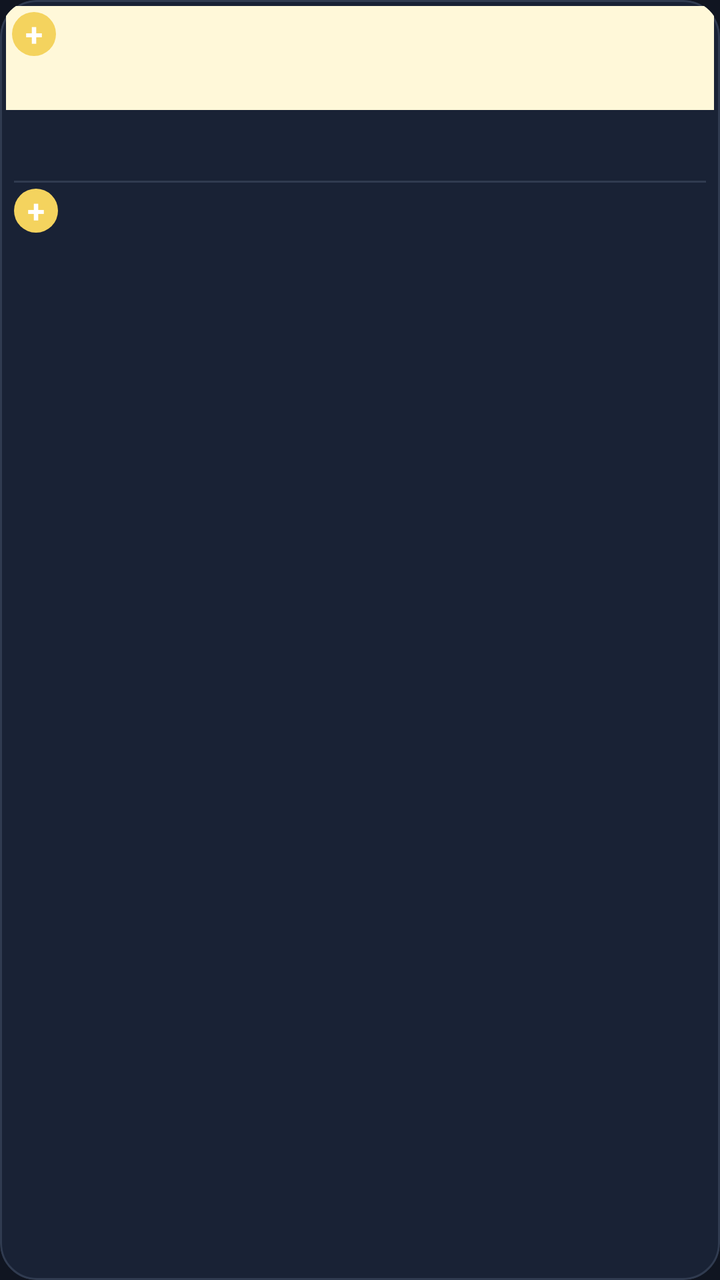
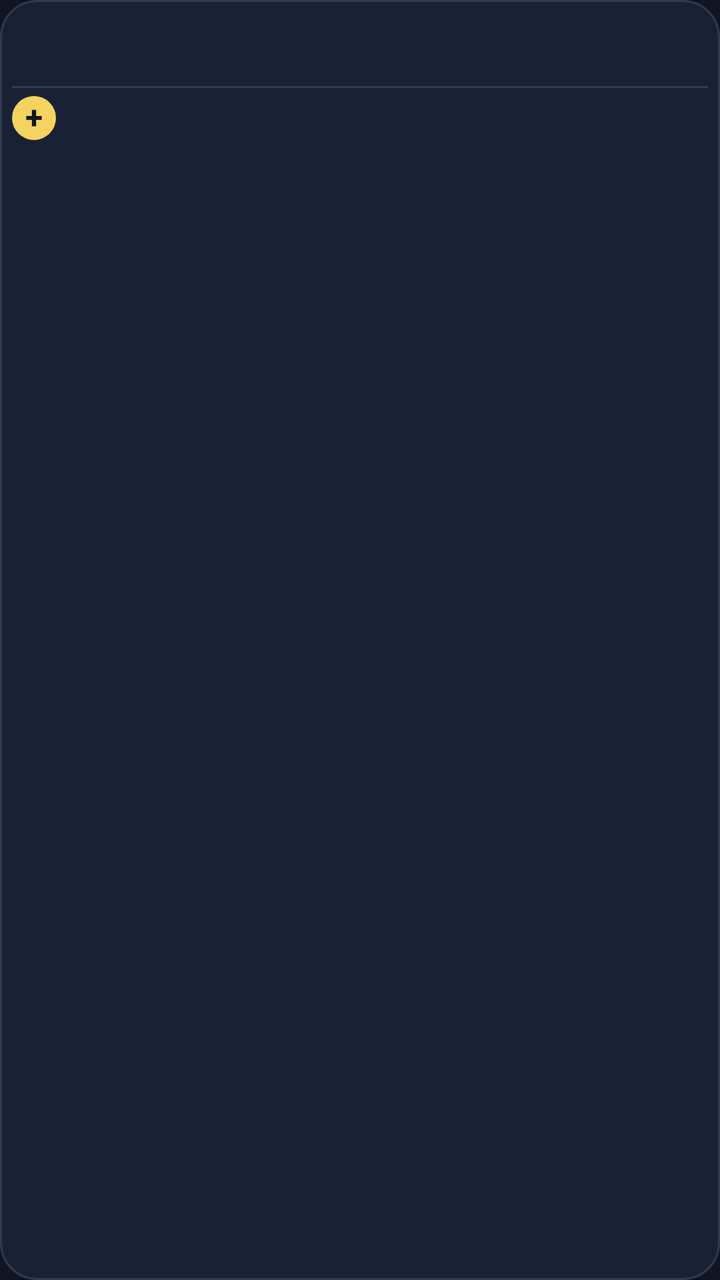

The first picture is an Android layout as it rendered before a commit; the second is the same layout after the commit. The layout source and the unified diff follow.
<!-- AndroidManifest.xml: application theme Theme.Haji -->
<!-- res/layout/item_product.xml -->
<?xml version="1.0" encoding="utf-8"?>
<LinearLayout xmlns:android="http://schemas.android.com/apk/res/android"
    android:layout_width="match_parent"
    android:layout_height="wrap_content"
    android:layout_margin="3dp"
    android:background="@drawable/bg_card"
    android:clickable="true"
    android:clipToOutline="true"
    android:focusable="true"
    android:foreground="?android:attr/selectableItemBackground"
    android:orientation="vertical"
    android:padding="3dp">

    <FrameLayout
        android:layout_width="match_parent"
        android:layout_height="52dp">

        <ImageView
            android:id="@+id/imgProduct"
            android:layout_width="match_parent"
            android:layout_height="match_parent"
            android:background="@drawable/bg_product_image"
            android:contentDescription="@null"
            android:padding="4dp"
            android:scaleType="centerInside" />

        <TextView
            android:layout_width="22dp"
            android:layout_height="22dp"
            android:layout_gravity="top|end"
            android:layout_margin="3dp"
            android:background="@drawable/bg_circle_red"
            android:gravity="center"
            android:text="+"
            android:textColor="@color/white"
            android:textSize="16sp"
            android:textStyle="bold" />

    </FrameLayout>

    <TextView
        android:id="@+id/tvName"
        android:layout_width="match_parent"
        android:layout_height="wrap_content"
        android:ellipsize="end"
        android:maxLines="2"
        android:minLines="2"
        android:paddingStart="4dp"
        android:paddingTop="3dp"
        android:paddingEnd="4dp"
        android:textColor="@color/text_primary"
        android:textSize="12sp"
        android:textStyle="bold" />

    <View
        android:layout_width="match_parent"
        android:layout_height="1dp"
        android:layout_marginStart="4dp"
        android:layout_marginTop="2dp"
        android:layout_marginEnd="4dp"
        android:background="@color/stroke" />

    <LinearLayout
        android:layout_width="match_parent"
        android:layout_height="wrap_content"
        android:gravity="center_vertical"
        android:orientation="horizontal"
        android:paddingStart="4dp"
        android:paddingTop="3dp"
        android:paddingEnd="4dp"
        android:paddingBottom="4dp">

        <TextView
            android:id="@+id/tvPrice"
            android:layout_width="0dp"
            android:layout_height="wrap_content"
            android:layout_weight="1"
            android:textColor="@color/brand_red"
            android:textSize="13sp"
            android:textStyle="bold" />

        <TextView
            android:layout_width="22dp"
            android:layout_height="22dp"
            android:background="@drawable/bg_circle_red"
            android:gravity="center"
            android:text="+"
            android:textColor="@color/white"
            android:textSize="16sp"
            android:textStyle="bold" />

    </LinearLayout>

</LinearLayout>
<!-- resources referenced by this layout -->
<resources>
  <color name="brand_red">#F4D35E</color>
  <color name="stroke">#303B50</color>
  <color name="text_primary">#F5F7FC</color>
  <color name="white">#FFFFFF</color>
  <!-- drawable bg_card (drawable) -->
  <?xml version="1.0" encoding="utf-8"?>
  <shape xmlns:android="http://schemas.android.com/apk/res/android"
      android:shape="rectangle">
  
      <solid android:color="@color/surface" />
  
      <corners android:radius="18dp" />
  
      <stroke
          android:width="1dp"
          android:color="@color/stroke" />
  
  </shape>
  <!-- drawable bg_circle_red (drawable) -->
  <?xml version="1.0" encoding="utf-8"?>
  <shape xmlns:android="http://schemas.android.com/apk/res/android"
      android:shape="oval">
      <solid android:color="@color/brand_red" />
  </shape>
  <!-- drawable bg_product_image (drawable) -->
  <?xml version="1.0" encoding="utf-8"?>
  <shape xmlns:android="http://schemas.android.com/apk/res/android"
      android:shape="rectangle">
      <solid android:color="@color/brand_red_soft" />
  </shape>
  <style name="Theme.Haji" parent="Theme.Material3.Light.NoActionBar">
          <item name="colorPrimary">@color/brand_red</item>
          <item name="colorOnPrimary">@color/white</item>
          <item name="colorPrimaryContainer">@color/brand_red_soft</item>
          <item name="colorOnPrimaryContainer">@color/brand_red_dark</item>
          <item name="colorSecondary">@color/brand_red_dark</item>
          <item name="colorOnSecondary">@color/white</item>
          <item name="colorSurface">@color/surface</item>
          <item name="colorOnSurface">@color/text_primary</item>
          <item name="colorError">@color/error</item>
          <item name="android:windowBackground">@color/bg_app</item>
          <item name="android:statusBarColor">@color/brand_red_dark</item>
          <item name="android:navigationBarColor">@color/bg_app</item>
          <item name="android:textColorPrimary">@color/text_primary</item>
          <item name="android:textColorSecondary">@color/text_secondary</item>
          <item name="android:layoutDirection">rtl</item>
          <item name="android:textDirection">rtl</item>
      </style>
  <color name="surface">#192235</color>
  <color name="brand_red_soft">#FFF8D9</color>
  <color name="brand_red_dark">#D9B83F</color>
  <color name="error">#FF6B6B</color>
  <color name="bg_app">#101521</color>
  <color name="text_secondary">#BAC4D5</color>
</resources>

<!-- the commit's change to res/layout/item_product.xml (unified diff, before → after) -->
@@ -9,55 +9,27 @@
     android:focusable="true"
     android:foreground="?android:attr/selectableItemBackground"
     android:orientation="vertical"
-    android:padding="3dp">
-
-    <FrameLayout
-        android:layout_width="match_parent"
-        android:layout_height="52dp">
-
-        <ImageView
-            android:id="@+id/imgProduct"
-            android:layout_width="match_parent"
-            android:layout_height="match_parent"
-            android:background="@drawable/bg_product_image"
-            android:contentDescription="@null"
-            android:padding="4dp"
-            android:scaleType="centerInside" />
-
-        <TextView
-            android:layout_width="22dp"
-            android:layout_height="22dp"
-            android:layout_gravity="top|end"
-            android:layout_margin="3dp"
-            android:background="@drawable/bg_circle_red"
-            android:gravity="center"
-            android:text="+"
-            android:textColor="@color/white"
-            android:textSize="16sp"
-            android:textStyle="bold" />
-
-    </FrameLayout>
+    android:paddingStart="6dp"
+    android:paddingTop="6dp"
+    android:paddingEnd="6dp"
+    android:paddingBottom="5dp">
 
     <TextView
         android:id="@+id/tvName"
         android:layout_width="match_parent"
         android:layout_height="wrap_content"
         android:ellipsize="end"
+        android:gravity="center"
         android:maxLines="2"
         android:minLines="2"
-        android:paddingStart="4dp"
-        android:paddingTop="3dp"
-        android:paddingEnd="4dp"
         android:textColor="@color/text_primary"
-        android:textSize="12sp"
+        android:textSize="13sp"
         android:textStyle="bold" />
 
     <View
         android:layout_width="match_parent"
         android:layout_height="1dp"
-        android:layout_marginStart="4dp"
-        android:layout_marginTop="2dp"
-        android:layout_marginEnd="4dp"
+        android:layout_marginTop="4dp"
         android:background="@color/stroke" />
 
     <LinearLayout
@@ -65,16 +37,14 @@
         android:layout_height="wrap_content"
         android:gravity="center_vertical"
         android:orientation="horizontal"
-        android:paddingStart="4dp"
-        android:paddingTop="3dp"
-        android:paddingEnd="4dp"
-        android:paddingBottom="4dp">
+        android:paddingTop="4dp">
 
         <TextView
             android:id="@+id/tvPrice"
             android:layout_width="0dp"
             android:layout_height="wrap_content"
             android:layout_weight="1"
+            android:maxLines="1"
             android:textColor="@color/brand_red"
             android:textSize="13sp"
             android:textStyle="bold" />
@@ -84,8 +54,9 @@
             android:layout_height="22dp"
             android:background="@drawable/bg_circle_red"
             android:gravity="center"
+            android:includeFontPadding="false"
             android:text="+"
-            android:textColor="@color/white"
+            android:textColor="@color/brand_navy"
             android:textSize="16sp"
             android:textStyle="bold" />
 
<!-- resource entries referenced after the edit -->
@@ -1,5 +1,6 @@
 <!-- resources referenced by this layout -->
 <resources>
+  <color name="brand_navy">#101521</color>
   <color name="brand_red">#F4D35E</color>
   <color name="stroke">#303B50</color>
   <color name="text_primary">#F5F7FC</color>
@@ -23,12 +24,6 @@
   <shape xmlns:android="http://schemas.android.com/apk/res/android"
       android:shape="oval">
       <solid android:color="@color/brand_red" />
-  </shape>
-  <!-- drawable bg_product_image (drawable) -->
-  <?xml version="1.0" encoding="utf-8"?>
-  <shape xmlns:android="http://schemas.android.com/apk/res/android"
-      android:shape="rectangle">
-      <solid android:color="@color/brand_red_soft" />
   </shape>
   <style name="Theme.Haji" parent="Theme.Material3.Light.NoActionBar">
           <item name="colorPrimary">@color/brand_red</item>
